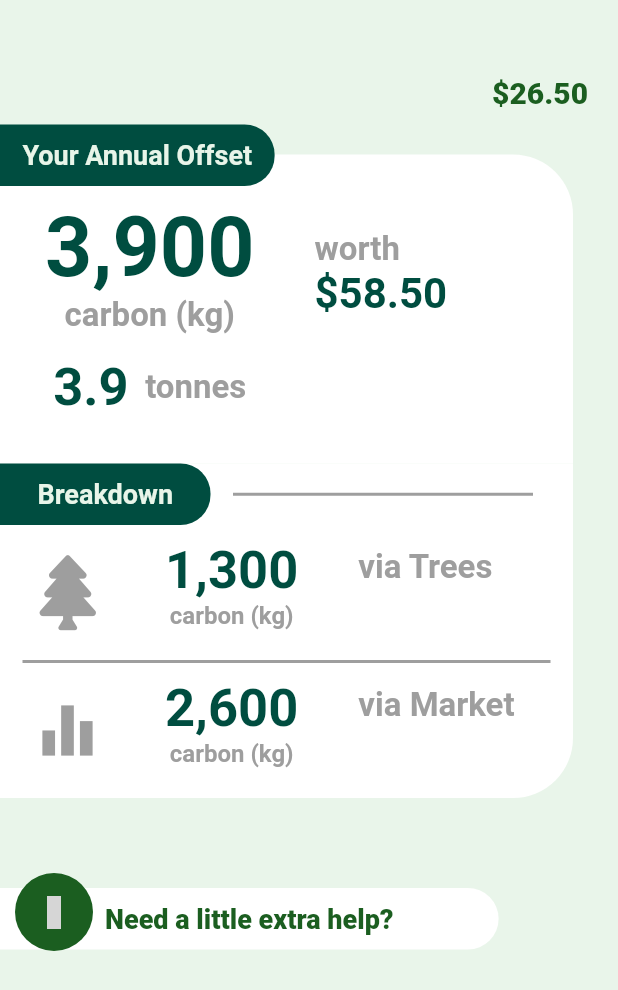
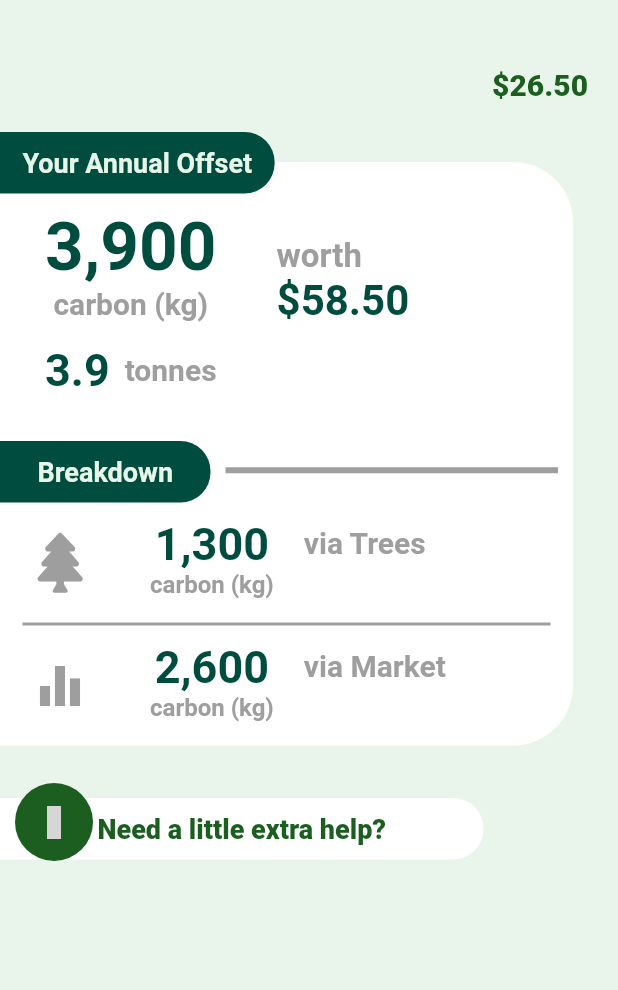
Before and after one commit to nikimain30/Flutter_MyTree, a Flutter app: the AnnualOffsetDialog screen opened directly, on a phone screen of 412 x 824 dp. Shown: the top 990 px of the screen. Run offline on Flutter 3.47's test engine with Material 2 defaults, Android fonts, the phone set to English and light mode, and no system bars; our stand-ins replace fluttericon, font_awesome_flutter, numberpicker, stack_trace; missing offline and left inert: analyzer, bezier_chart, build, horizontal_picker; grey boxes are pictures that could not be loaded.

Commit message:
alignment issue resolved

```diff
--- a/lib/widgets/home/annual_offset_dialog.dart
+++ b/lib/widgets/home/annual_offset_dialog.dart
@@ -15,8 +15,11 @@ class AnnualOffsetDialog extends StatelessWidget {
     // TODO: implement build
     return Scaffold(
       backgroundColor: Colors.green[50].withOpacity(0.97),
-      body: Container(
-        height: double.maxFinite,
+      body: SingleChildScrollView(
+        child: Container(
+          margin: const EdgeInsets.only(top: 25.0,bottom: 25.0),
+          width: MediaQuery.of(context).size.width,
+          height: MediaQuery.of(context).size.height,
           child: Column(
             crossAxisAlignment: CrossAxisAlignment.start,
             mainAxisAlignment: MainAxisAlignment.start,
@@ -24,8 +27,8 @@ class AnnualOffsetDialog extends StatelessWidget {
               Align(
                 alignment: Alignment.topRight,
                 child: InkWell(
-                child: Padding(
-                  padding: const EdgeInsets.fromLTRB(20.0, 50.0, 20.0, 10.0),
+                    child : Padding(
+                      padding: const EdgeInsets.symmetric(vertical: 20.0,horizontal: 20.0),
                       child: Text(
                         '\$26.50',
                         textAlign: TextAlign.end,
@@ -34,14 +37,14 @@ class AnnualOffsetDialog extends StatelessWidget {
                             fontWeight: FontWeight.w900,
                             fontSize: 20.0),
                       ),
-                ),
+                    )
+
                 ),
               ),
               Stack(
                 children: <Widget>[
                   new Container(
-                  margin: EdgeInsets.only(
-                      left: 0, top: 20.0, right: 30.0, bottom: 0),
+                    margin: EdgeInsets.only(top: 20.0, right: 30.0),
                     padding: const EdgeInsets.symmetric(
                         vertical: 20.0, horizontal: 20.0),
                     decoration: new BoxDecoration(
@@ -62,14 +65,14 @@ class AnnualOffsetDialog extends StatelessWidget {
                                 '3,900',
                                 style: TextStyle(
                                     color: Colors.teal[900],
-                                  fontSize: 55.0,
+                                    fontSize: 45.0,
                                     fontWeight: FontWeight.w600),
                               ),
                               Text(
                                 'carbon (kg)',
                                 style: TextStyle(
                                     color: Colors.grey,
-                                  fontSize: 22.0,
+                                    fontSize: 20.0,
                                     fontWeight: FontWeight.w600),
                               ),
                               Container(
@@ -80,14 +83,14 @@ class AnnualOffsetDialog extends StatelessWidget {
                                       '3.9',
                                       style: TextStyle(
                                           color: Colors.teal[900],
-                                        fontSize: 35.0,
+                                          fontSize: 30.0,
                                           fontWeight: FontWeight.w600),
                                     ),
                                     Text(
                                       '  tonnes',
                                       style: TextStyle(
                                           color: Colors.grey,
-                                        fontSize: 22.0,
+                                          fontSize: 20.0,
                                           fontWeight: FontWeight.w600),
                                     ),
                                   ],
@@ -97,7 +100,7 @@ class AnnualOffsetDialog extends StatelessWidget {
                           ),
                           Padding(
                               padding: const EdgeInsets.only(
-                                top: 20.0, right: 20.0, left: 40.0),
+                                  top: 20.0,left: 40.0),
                               child: Column(
                                 crossAxisAlignment: CrossAxisAlignment.start,
                                 children: <Widget>[
@@ -178,14 +181,15 @@ class AnnualOffsetDialog extends StatelessWidget {
                             ),
                           ),
                         ),
-                      Container(
-                        margin: EdgeInsets.only(left: 15.0, right: 15.0),
-                        decoration: new BoxDecoration(
+                        Expanded(
+                          child: new Container(
+                            margin: const EdgeInsets.only(left: 10.0, right: 10.0),
+                          child: Divider(
+                            thickness: 4,
+                            height: 2,
                             color: Colors.grey,
-                          shape: BoxShape.rectangle,
                           ),
-                        height: 2.0,
-                        width: 200,
+                        ),
                         ),
                       ],
                     ),
@@ -196,7 +200,7 @@ class AnnualOffsetDialog extends StatelessWidget {
                           margin: EdgeInsets.only(top:20.0 ,bottom:20.0, left: 20.0, right: 20.0),
                           child: Icon(
                             FontAwesomeIcons.tree,
-                          size: 50.0,
+                            size: 40.0,
                             color: Colors.grey,
                           ),
                         ),
@@ -209,7 +213,7 @@ class AnnualOffsetDialog extends StatelessWidget {
                                 '1,300',
                                 style: TextStyle(
                                     color: Colors.teal[900],
-                                  fontSize: 35.0,
+                                    fontSize: 30.0,
                                     fontWeight: FontWeight.w600),
                               ),
                               Text(
@@ -223,12 +227,12 @@ class AnnualOffsetDialog extends StatelessWidget {
                           ),
                         ),
                         Container(
-                        padding: EdgeInsets.symmetric(vertical: 15.0,horizontal: 20.0),
+                          padding: EdgeInsets.symmetric(vertical: 15.0),
                           child: Text(
                             'via Trees',
                             style: TextStyle(
                                 color: Colors.grey,
-                              fontSize: 22.0,
+                                fontSize: 20.0,
                                 fontWeight: FontWeight.w600),
                           ),
                         )
@@ -251,7 +255,7 @@ class AnnualOffsetDialog extends StatelessWidget {
                           margin: EdgeInsets.only(top:20.0 ,bottom:20.0, left: 20.0, right: 20.0),
                           child: Icon(
                             Icons.equalizer,
-                          size: 50.0,
+                            size: 40.0,
                             color: Colors.grey,
                           ),
                         ),
@@ -264,7 +268,7 @@ class AnnualOffsetDialog extends StatelessWidget {
                                 '2,600',
                                 style: TextStyle(
                                     color: Colors.teal[900],
-                                  fontSize: 35.0,
+                                    fontSize: 30.0,
                                     fontWeight: FontWeight.w600),
                               ),
                               Text(
@@ -278,12 +282,12 @@ class AnnualOffsetDialog extends StatelessWidget {
                           ),
                         ),
                         Container(
-                        padding: EdgeInsets.symmetric(vertical: 15.0,horizontal: 20.0),
+                          padding: EdgeInsets.symmetric(vertical: 15.0),
                           child: Text(
                             'via Market',
                             style: TextStyle(
                                 color: Colors.grey,
-                              fontSize: 22.0,
+                                fontSize: 20.0,
                                 fontWeight: FontWeight.w600),
                           ),
                         )
@@ -299,12 +303,12 @@ class AnnualOffsetDialog extends StatelessWidget {
                     child: InkWell(
                         onTap: () => helpWidget(context),
                         child: Container(
-                      margin: const EdgeInsets.only(top: 50,right: 50.0),
+                          margin: const EdgeInsets.only(top: 25),
                           child: Stack(
                             children: <Widget>[
                               Container(
                                 margin: const EdgeInsets.only(top: 10,right: 15.0),
-                            padding: EdgeInsets.symmetric(vertical: 10.0,horizontal: 70.0),
+                                padding: const EdgeInsets.symmetric(vertical: 10.0,horizontal: 65.0),
                                 decoration: new BoxDecoration(
                                   color: Colors.white,
                                   shape: BoxShape.rectangle,
@@ -320,7 +324,7 @@ class AnnualOffsetDialog extends StatelessWidget {
                               ),
                               new Container(
                                 padding: const EdgeInsets.symmetric(vertical: 15,horizontal: 15),
-                            margin: const EdgeInsets.only(left:10.0,right: 30.0),
+                                margin: const EdgeInsets.symmetric(horizontal:10.0),
                                 decoration: new BoxDecoration(
                                   color: Colors.green[900],
                                   shape: BoxShape.circle,
@@ -340,6 +344,8 @@ class AnnualOffsetDialog extends StatelessWidget {
             ],
           ),
         ),
+      )
+
 //      ),
     );
   }
```
Lines whose indentation alone changed are shown as unchanged.
